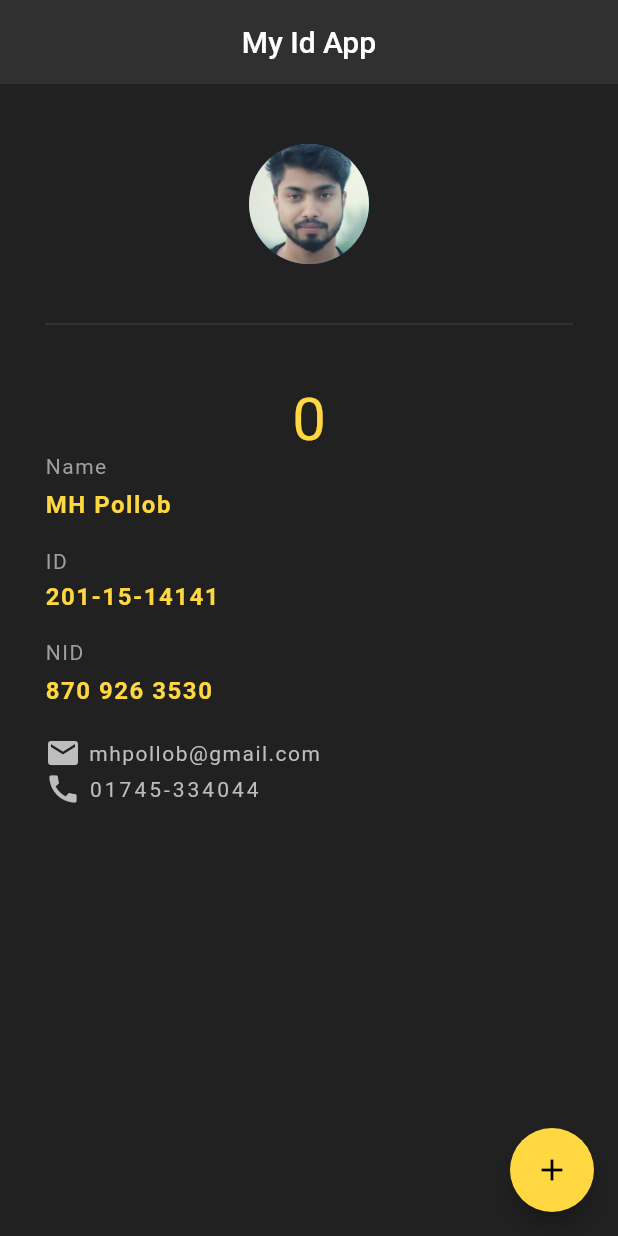
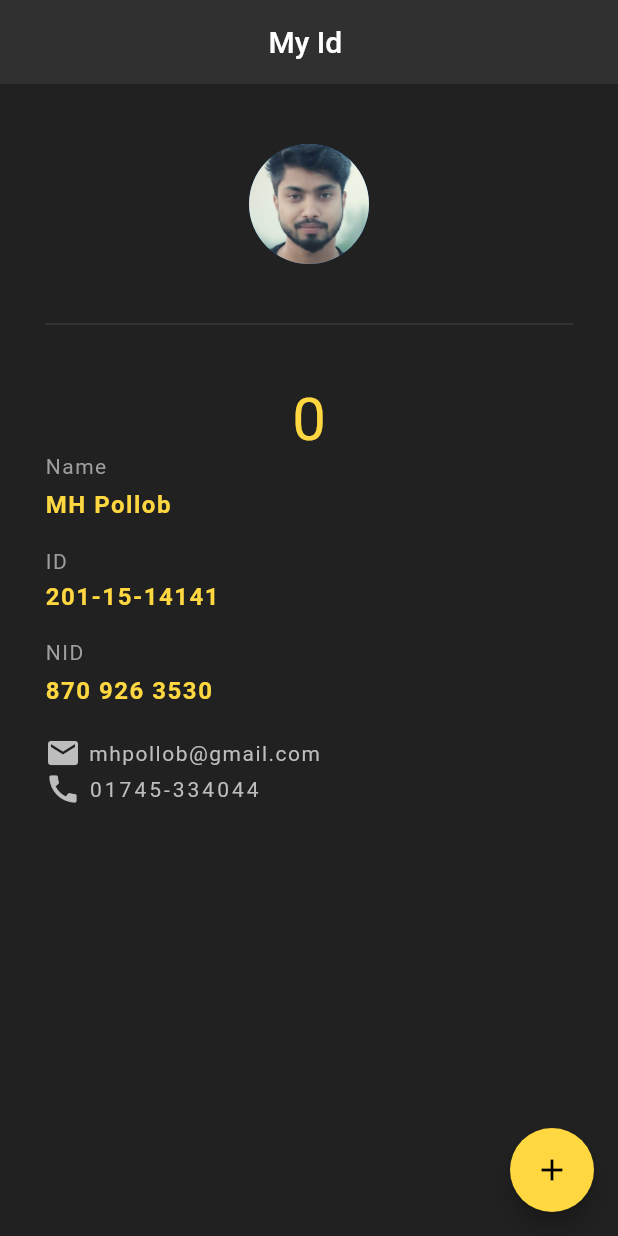
Before and after one commit to moynull15-14141/id-app, a Flutter app: the screen it shows after launch, on a phone screen of 412 x 824 dp. Run offline on Flutter 3.47's test engine with Material 2 defaults, Android fonts, the phone set to English and light mode, and no system bars.

Commit message:
app bar name change

```diff
--- a/id test app/lib/main.dart
+++ b/id test app/lib/main.dart
@@ -19,7 +19,7 @@ class _IdappState extends State<Idapp> {
     return Scaffold(
       backgroundColor: Colors.grey[900],
       appBar: AppBar(
-        title: Text("My Id App"),
+        title: Text("My Id "),
         centerTitle: true,
         backgroundColor: Colors.grey[850],
         elevation: 0.0,
```
